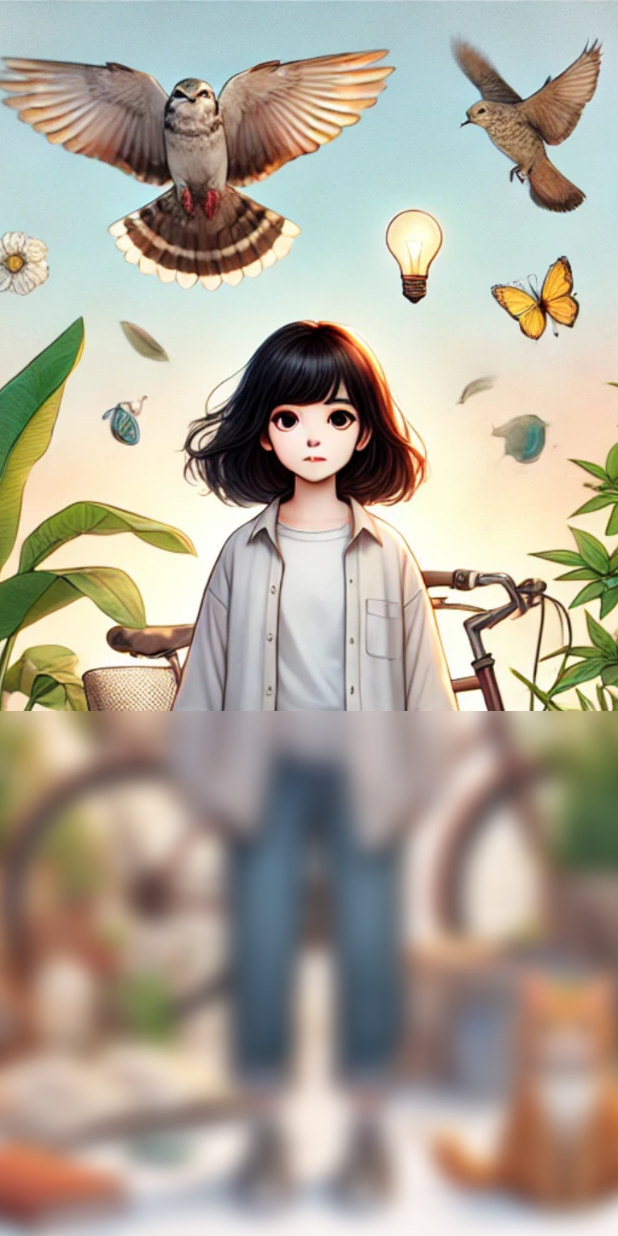
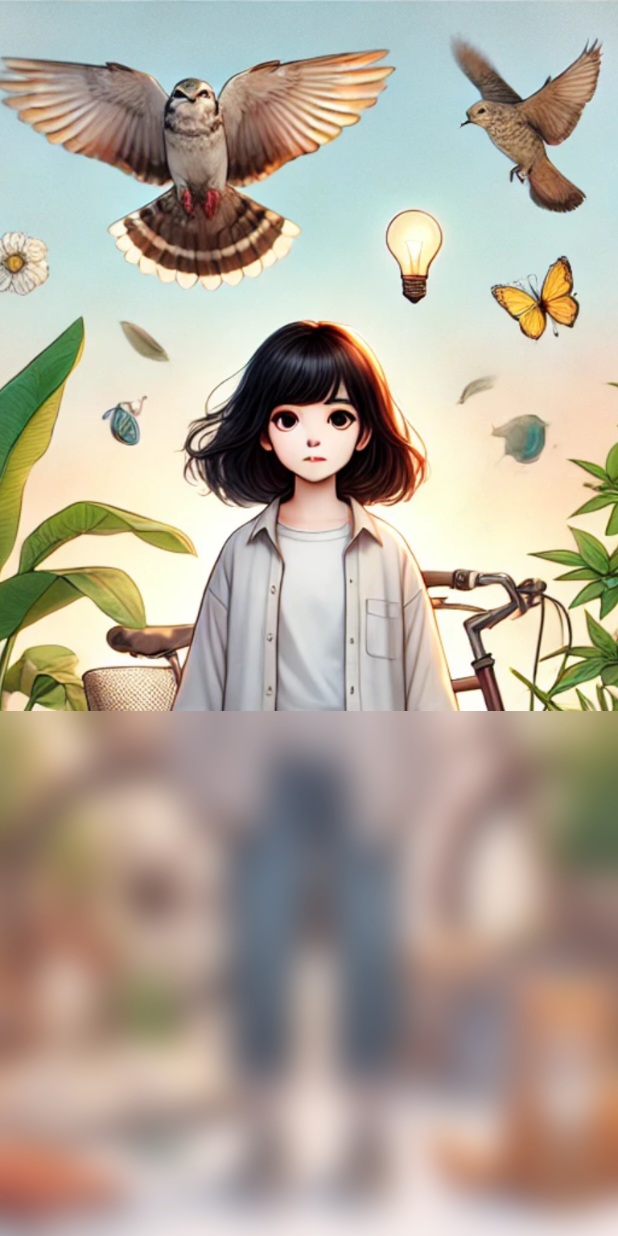
Before and after one commit to hypersoftdev/Blurify, an Android app: the screen it shows after launch (MainActivity), on a phone screen of 412 x 824 dp. Run offline under Robolectric (Android 15) with nearby library versions, the phone set to English and light mode, and no system bars.

Commit message:
Added one more attribute for blurRadius to increase and decrease blurView  programmatically

```diff
--- a/app/src/main/java/com/hypersoft/blurifyimage/MainActivity.kt
+++ b/app/src/main/java/com/hypersoft/blurifyimage/MainActivity.kt
@@ -28,6 +28,7 @@ class MainActivity : AppCompatActivity() {
                 override fun onGlobalLayout() {
                     blurryBackgroundView.updateBackgroundFromView()
                     blurryBackgroundView.viewTreeObserver.removeOnGlobalLayoutListener(this)
+                    blurryBackgroundView.setBlurRadius(30f)
                 }
             }
         )
--- a/app/src/main/res/layout/activity_main.xml
+++ b/app/src/main/res/layout/activity_main.xml
@@ -22,6 +22,7 @@
         android:id="@+id/blurryBackgroundView"
         android:layout_width="0dp"
         android:layout_height="350dp"
+        app:blurRadius="30"
         app:backgroundColorOverlay="@color/gray_white"
         app:layout_constraintBottom_toBottomOf="parent"
         app:layout_constraintEnd_toEndOf="parent"
--- a/blurify/src/main/java/com/hypersoft/blurify/BlurryBackgroundView.kt
+++ b/blurify/src/main/java/com/hypersoft/blurify/BlurryBackgroundView.kt
@@ -18,7 +18,6 @@ import androidx.core.content.ContextCompat
 import java.lang.Exception
 
 
-const val BLUR_RADIUS = 25
 
 class BlurryBackgroundView @JvmOverloads constructor(
     context: Context,
@@ -26,50 +25,60 @@ class BlurryBackgroundView @JvmOverloads constructor(
     defStyleAttr: Int = 0
 ) : ConstraintLayout(context, attrs, defStyleAttr) {
 
+    companion object {
+        private const val DEFAULT_BLUR_RADIUS = 25f
+    }
+
     private var backgroundImage: Bitmap? = null
-    private var radius = 0f // TODO improve dp
-
-
+    private var radius = 0f // Corner radius for rounded corners
+    private var blurRadius = DEFAULT_BLUR_RADIUS // Blur radius (default is 25)
 
     private var strokeWidthGradientLine = 5f
     private val halfStrokeWidth = strokeWidthGradientLine / 2
 
     @ColorRes
-    private var startColor: Int = R.color.secondary_text// TODO improve
-
+    private var startColor: Int = R.color.secondary_text // Gradient start color
     private var endColor = Color.TRANSPARENT
 
     private var paint = Paint()
     private val overlayPaint = Paint()
 
     @ColorRes
-    private var overlayColor: Int = R.color.gray_white
+    private var overlayColor: Int = R.color.gray_white // Overlay color
 
     private val overlayRect by lazy { RectF(0f, 0f, width.toFloat(), height.toFloat()) }
 
     private val gradient by lazy {
         LinearGradient(
             0f, 0f, width.toFloat(), height.toFloat(),
-            intArrayOf(ContextCompat.getColor(context,startColor), endColor),
+            intArrayOf(ContextCompat.getColor(context, startColor), endColor),
             floatArrayOf(0f, 1f),
             Shader.TileMode.CLAMP
         )
     }
 
-    private val roundedRect by lazy { RectF(
-        halfStrokeWidth, halfStrokeWidth,
-        width.toFloat() - halfStrokeWidth, height.toFloat() - halfStrokeWidth
-    ) }
+    private val roundedRect by lazy {
+        RectF(
+            halfStrokeWidth, halfStrokeWidth,
+            width.toFloat() - halfStrokeWidth, height.toFloat() - halfStrokeWidth
+        )
+    }
 
     init {
-        context.obtainStyledAttributes(attrs,R.styleable.BlurryBackgroundView,defStyleAttr,0).let {
-            radius = it.getFloat(R.styleable.BlurryBackgroundView_cornerRadiusView,radius)
-            overlayColor = it.getResourceId(R.styleable.BlurryBackgroundView_backgroundColorOverlay,overlayColor)
-            startColor = it.getResourceId(R.styleable.BlurryBackgroundView_startColorGradient,startColor)
-            strokeWidthGradientLine = it.getFloat(R.styleable.BlurryBackgroundView_strokeWidthGradient,strokeWidthGradientLine)
+        context.obtainStyledAttributes(attrs, R.styleable.BlurryBackgroundView, defStyleAttr, 0).let {
+            radius = it.getFloat(R.styleable.BlurryBackgroundView_cornerRadiusView, radius)
+            blurRadius = it.getFloat(R.styleable.BlurryBackgroundView_blurRadius, blurRadius)
+            overlayColor = it.getResourceId(R.styleable.BlurryBackgroundView_backgroundColorOverlay, overlayColor)
+            startColor = it.getResourceId(R.styleable.BlurryBackgroundView_startColorGradient, startColor)
+            strokeWidthGradientLine = it.getFloat(R.styleable.BlurryBackgroundView_strokeWidthGradient, strokeWidthGradientLine)
             it.recycle()
         }
         backgroundImage = (background as? BitmapDrawable)?.bitmap
+    }
+
+    fun setBlurRadius(radius: Float) {
+        blurRadius = radius
+        updateBackgroundFromView() // Reapply blur when radius changes
     }
 
     fun updateBackgroundFromView() {
@@ -92,55 +101,22 @@ class BlurryBackgroundView @JvmOverloads constructor(
         Canvas(bitmap).apply {
             drawColor(ContextCompat.getColor(context, overlayColor))
         }
-//        backgroundImage = applyBlur(croppedBitmap)
 
         backgroundImage = createRoundedBitmap(bitmap)
 
-        backgroundImage.let {
+        backgroundImage?.let {
             background = BitmapDrawable(resources, it)
         }
-
-//        createColorBackground(canvas)
-
-//        createGradientLine()
-//
-//        canvas.drawRoundRect(roundedRect, radius, radius, paint)
-    }
-
-//    override fun onDraw(canvas: Canvas) {
-//        super.onDraw(canvas)
-//
-//        backgroundImage?.let {
-//            canvas.drawBitmap(it, 0f, 0f, null)
-//        }
-//
-//        createColorBackground(canvas)
-//
-//        createGradientLine()
-//
-//        canvas.drawRoundRect(roundedRect, radius, radius, paint)
-//    }
-
-    private fun createColorBackground(canvas: Canvas){
-        overlayPaint.color = ContextCompat.getColor(context, overlayColor)
-        canvas.drawRoundRect(overlayRect, radius, radius, overlayPaint)
-    }
-
-    private fun createGradientLine(){
-        paint.shader = gradient
-        paint.style = Paint.Style.STROKE
-        paint.strokeWidth = strokeWidthGradientLine
     }
 
     private fun applyBlur(sourceBitmap: Bitmap): Bitmap {
         return try {
             val rsBlur = RSBlur()
-            rsBlur.blur(context, sourceBitmap, BLUR_RADIUS)
-        } catch (e: Exception){
+            rsBlur.blur(context, sourceBitmap, blurRadius.toInt()) // Use dynamic blur radius
+        } catch (e: Exception) {
             val fastBlur = FastBlur()
-            fastBlur.blur(sourceBitmap, BLUR_RADIUS, true)
+            fastBlur.blur(sourceBitmap, blurRadius.toInt(), true) // Use dynamic blur radius
         }
-
     }
 
     private fun createRoundedBitmap(sourceBitmap: Bitmap?): Bitmap? {
--- a/blurify/src/main/res/values/attrs.xml
+++ b/blurify/src/main/res/values/attrs.xml
@@ -4,6 +4,7 @@
         <attr name="startColorGradient" format="reference"/>
         <attr name="backgroundColorOverlay" format="reference"/>
         <attr name="cornerRadiusView" format="float"/>
+        <attr name="blurRadius" format="float" />
         <attr name="strokeWidthGradient" format="float"/>
     </declare-styleable>
 </resources>
```
Also changed, not shown: 1 other file.
